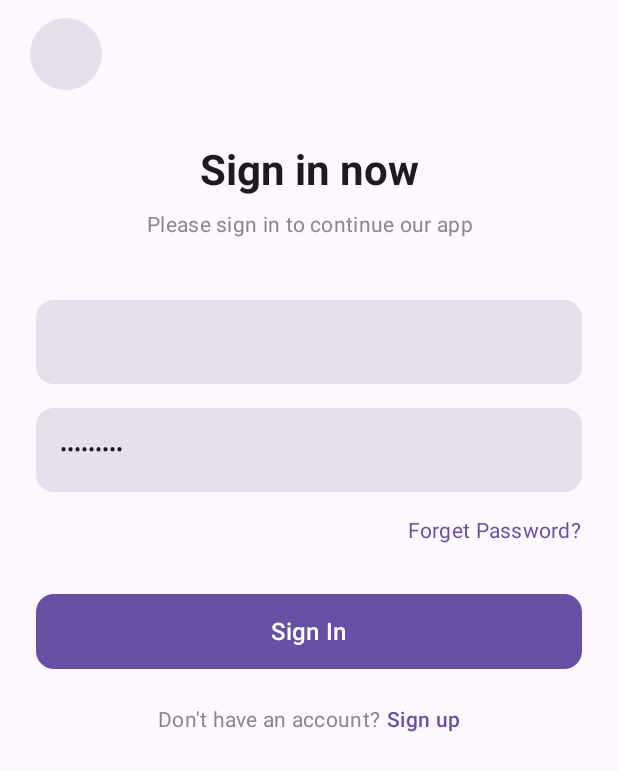
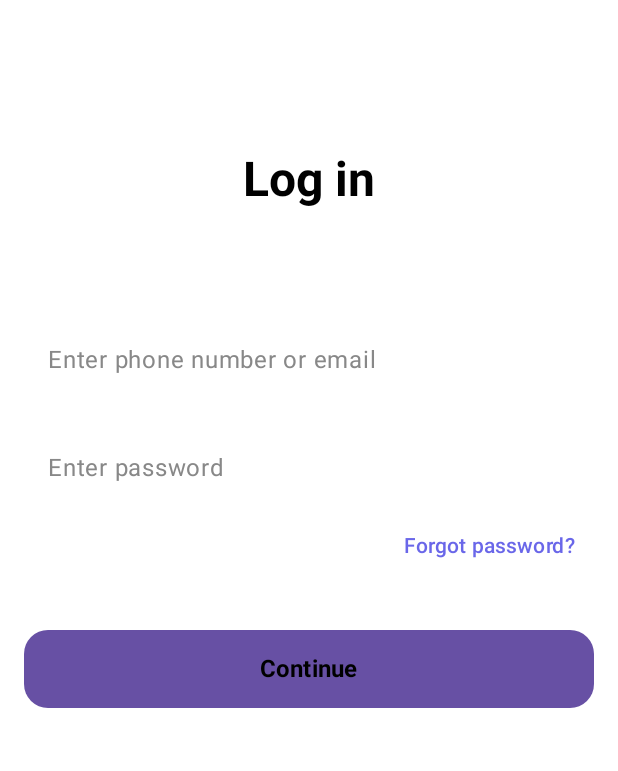
Before and after one commit to PrincePratap/Plan_Go, an Android app built with Jetpack Compose: the @Preview function LoginScreenPreview, on a phone screen of 412 x 824 dp. Shown: the top 771 px of the screen. Run offline under Robolectric (Android 15) with nearby library versions, the phone set to English and light mode, and no system bars; 2 statements that could not run were skipped.

```diff
--- a/androidApp/src/main/java/com/cody/plango/android/MainActivity.kt
+++ b/androidApp/src/main/java/com/cody/plango/android/MainActivity.kt
@@ -1,6 +1,7 @@
 package com.cody.plango.android
 
 import android.os.Bundle
+import android.view.Surface
 import androidx.activity.ComponentActivity
 import androidx.activity.compose.setContent
 import androidx.compose.foundation.layout.fillMaxSize
--- /dev/null
+++ b/androidApp/src/main/java/com/cody/plango/android/common/components/InputFieldCustom.kt
@@ -0,0 +1,48 @@
+package com.cody.plango.android.common.components
+
+import androidx.compose.foundation.layout.fillMaxWidth
+import androidx.compose.foundation.shape.RoundedCornerShape
+import androidx.compose.material3.Text
+import androidx.compose.material3.TextField
+import androidx.compose.material3.TextFieldDefaults
+import androidx.compose.runtime.Composable
+import androidx.compose.ui.Modifier
+import androidx.compose.ui.graphics.Color
+import androidx.compose.ui.tooling.preview.Preview
+import androidx.compose.ui.unit.dp
+import com.cody.plango.android.common.components.theming.VeryLightBlue
+
+
+@Composable
+fun InputFieldCustom(
+    value: String,
+    onValueChange: (String) -> Unit,
+    placeholderText: String,
+    modifier: Modifier = Modifier,
+    isSingleLine: Boolean = true
+) {
+    TextField(
+        value = value,
+        onValueChange = onValueChange,
+        placeholder = { Text(placeholderText, color = Color.Gray) },
+        modifier = modifier.fillMaxWidth(),
+        shape = RoundedCornerShape(16.dp),
+        colors = TextFieldDefaults.colors(
+            focusedIndicatorColor = Color.Transparent,
+            unfocusedIndicatorColor = Color.Transparent,
+            cursorColor = VeryLightBlue,
+            focusedContainerColor = Color(0xFFF3F4F6),
+            unfocusedContainerColor = Color.White
+        ),
+        singleLine = isSingleLine
+    )
+}
+@Preview(showBackground = true)
+@Composable
+fun InputFieldCustomPreview() {
+    InputFieldCustom(
+        value = "",
+        onValueChange = {},
+        placeholderText = "Enter text here"
+    )
+}
--- a/androidApp/src/main/java/com/cody/plango/android/screens/auth/Login/LoginScreen.kt
+++ b/androidApp/src/main/java/com/cody/plango/android/screens/auth/Login/LoginScreen.kt
@@ -3,6 +3,7 @@ package com.cody.plango.android.screens.auth.Login
 
 
 import android.content.res.Configuration
+import androidx.compose.foundation.Image
 import androidx.compose.foundation.background
 import androidx.compose.foundation.clickable
 import androidx.compose.foundation.layout.*
@@ -11,11 +12,14 @@ import androidx.compose.foundation.shape.RoundedCornerShape
 import androidx.compose.foundation.text.KeyboardOptions
 
 import androidx.compose.material3.*
+import androidx.compose.material3.R
 import androidx.compose.runtime.*
 import androidx.compose.ui.Alignment
 import androidx.compose.ui.Modifier
 import androidx.compose.ui.draw.clip
 import androidx.compose.ui.graphics.Color
+import androidx.compose.ui.layout.ContentScale
+import androidx.compose.ui.res.painterResource
 import androidx.compose.ui.text.font.FontWeight
 import androidx.compose.ui.text.input.KeyboardType
 import androidx.compose.ui.text.input.PasswordVisualTransformation
@@ -24,199 +28,131 @@ import androidx.compose.ui.text.style.TextAlign
 import androidx.compose.ui.tooling.preview.Preview
 import androidx.compose.ui.unit.dp
 import androidx.compose.ui.unit.sp
-
-
-
+import com.cody.plango.android.common.components.InputFieldCustom
+import com.cody.plango.android.common.components.theming.OceanBlue
 
 
 @Composable
 fun LoginScreen(
-    modifier: Modifier = Modifier,
-    uiState: LoginUiState,
-    onEmailChange: (String) -> Unit,
-    onPasswordChange: (String) -> Unit,
-    onNavigateToHome: () -> Unit,
-    onSignInClick: () -> Unit,
-    onNavigateToSignup: () -> Unit
+    clickOnContinue: () -> Unit = {},
+    clickOnForgetPassword: () -> Unit = {},
+    navigateToSignUp: () -> Unit = {}
 ) {
-    var email by remember { mutableStateOf("") }
-    var password by remember { mutableStateOf("*********") } // Pre-filled for preview like image
-    var passwordVisible by remember { mutableStateOf(false) }
+    var phoneOrEmail by remember { mutableStateOf("") }
+    var password by remember { mutableStateOf("") }
 
-    Scaffold(
-        containerColor = MaterialTheme.colorScheme.background // Use theme background color
-    ) { paddingValues ->
+
+    Surface(
+        color = Color.White,
+        modifier = Modifier
+            .fillMaxSize()
+            .background(Color.White),
+    ) {
         Column(
             modifier = Modifier
                 .fillMaxSize()
-                .padding(paddingValues) // Apply padding from Scaffold
-                .padding(horizontal = 24.dp), // Add horizontal padding for content
+                .padding(horizontal = 16.dp),
+            horizontalAlignment = Alignment.CenterHorizontally
+        ) {
+            Spacer(modifier = Modifier.height(100.dp))
+
+            Column(
                 horizontalAlignment = Alignment.CenterHorizontally
             ) {
 
-            // Top Bar Section (Back Button)
-            Box(
-                modifier = Modifier
-                    .fillMaxWidth()
-                    .padding(top = 16.dp) // Adjust padding as needed
-            ) {
-                IconButton(
-                    onClick = { /* Handle back navigation */ },
-                    modifier = Modifier
-                        .align(Alignment.CenterStart)
-                        .size(40.dp) // Adjust size
-                        .clip(CircleShape) // Make it circular
-                        .background(MaterialTheme.colorScheme.surfaceVariant) // Light grey background
-                ) {
-//                    Icon(
-//                        imageVector = Icons.AutoMirrored.Filled.ArrowBack,
-//                        contentDescription = "Back",
-//                        tint = MaterialTheme.colorScheme.onSurfaceVariant // Adjust tint if needed
-//                    )
-                }
-            }
 
-            Spacer(modifier = Modifier.height(40.dp)) // Space between back button area and title
-
-            // Title
                 Text(
-                text = "Sign in now",
-                style = MaterialTheme.typography.headlineMedium.copy(fontWeight = FontWeight.Bold),
-                textAlign = TextAlign.Center,
-                modifier = Modifier.fillMaxWidth()
+                    text = "Log in",
+                    style = MaterialTheme.typography.headlineLarge.copy(
+                        fontWeight = FontWeight.Bold,
+                        color = Color.Black
+                    )
                 )
 
                 Spacer(modifier = Modifier.height(8.dp))
 
-            // Subtitle
-            Text(
-                text = "Please sign in to continue our app",
-                style = MaterialTheme.typography.bodyMedium,
-                color = Color.Gray, // Subdued color
-                textAlign = TextAlign.Center,
-                modifier = Modifier.fillMaxWidth()
-            )
+//                Text(
+//                    text = "Create an account to continue",
+//                    style = MaterialTheme.typography.bodyMedium.copy(color = Color.Gray)
+//                )
 
-            Spacer(modifier = Modifier.height(40.dp)) // Space before input fields
-
-            // Email Input Field (Looks like filled style)
-            TextField(
-                value = email,
-                onValueChange = { email = it },
-                // placeholder = { Text("Email or username") }, // Optional: Add placeholder
-                modifier = Modifier.fillMaxWidth(),
-                shape = RoundedCornerShape(12.dp), // Rounded corners
-                colors = TextFieldDefaults.colors( // Customize colors for filled look
-                    focusedContainerColor = MaterialTheme.colorScheme.surfaceVariant,
-                    unfocusedContainerColor = MaterialTheme.colorScheme.surfaceVariant,
-                    disabledContainerColor = MaterialTheme.colorScheme.surfaceVariant,
-                    focusedIndicatorColor = Color.Transparent, // Hide indicator line
-                    unfocusedIndicatorColor = Color.Transparent,
-                    disabledIndicatorColor = Color.Transparent
-                ),
-                singleLine = true,
-                keyboardOptions = KeyboardOptions(keyboardType = KeyboardType.Email)
-            )
+                Spacer(modifier = Modifier.height(48.dp))
 
                 Spacer(modifier = Modifier.height(16.dp))
 
-            // Password Input Field (Looks like filled style)
-            TextField(
+
+                // Phone number input field
+                InputFieldCustom(
+                    value = phoneOrEmail,
+                    onValueChange = { phoneOrEmail = it },
+                    placeholderText = "Enter phone number or email"
+                )
+                Spacer(modifier = Modifier.height(16.dp))
+                InputFieldCustom(
                     value = password,
                     onValueChange = { password = it },
-                modifier = Modifier.fillMaxWidth(),
-                shape = RoundedCornerShape(12.dp), // Rounded corners
-                colors = TextFieldDefaults.colors( // Customize colors for filled look
-                    focusedContainerColor = MaterialTheme.colorScheme.surfaceVariant,
-                    unfocusedContainerColor = MaterialTheme.colorScheme.surfaceVariant,
-                    disabledContainerColor = MaterialTheme.colorScheme.surfaceVariant,
-                    focusedIndicatorColor = Color.Transparent, // Hide indicator line
-                    unfocusedIndicatorColor = Color.Transparent,
-                    disabledIndicatorColor = Color.Transparent
-                ),
-                visualTransformation = if (passwordVisible) VisualTransformation.None else PasswordVisualTransformation(),
-                keyboardOptions = KeyboardOptions(keyboardType = KeyboardType.Password),
-//                trailingIcon = {
-//                    val image = if (passwordVisible)
-//                        Icons.Filled.Visibility
-//                    else Icons.Filled.VisibilityOff
-//                    // Provide a description for accessibility
-//                    val description = if (passwordVisible) "Hide password" else "Show password"
-//
-//                    IconButton(onClick = { passwordVisible = !passwordVisible }) {
-//                        Icon(imageVector = image, description, tint = MaterialTheme.colorScheme.onSurfaceVariant)
-//                    }
-//                },
-                singleLine = true
+                    placeholderText = "Enter password"
                 )
+                TextButton(
+                    onClick = {
+                        clickOnForgetPassword()
+                    },
+                    modifier = Modifier.align(Alignment.End)
+                ) {
+                    Text(
+                        text = "Forgot password?",
+                        color = Color(0xFF6A67E9),
+                        fontSize = 14.sp,
+                        fontWeight = FontWeight.Medium
+                    )
+                }
+
+
 
                 Spacer(modifier = Modifier.height(16.dp))
 
-            // Forget Password Link
-            Text(
-                text = "Forget Password?",
-                color = MaterialTheme.colorScheme.primary, // Use primary color for link
-                style = MaterialTheme.typography.bodyMedium,
-                modifier = Modifier
-                    .align(Alignment.End) // Align to the right
-                    .clickable { /* Handle Forgot Password */ }
-            )
 
-            Spacer(modifier = Modifier.height(32.dp)) // Space before Sign In button
 
-            // Sign In Button
+                Spacer(modifier = Modifier.height(16.dp))
+
+// Continue Button
                 Button(
-                onClick = { /* Handle Sign In */ },
+                    onClick = { clickOnContinue() },
                     modifier = Modifier
                         .fillMaxWidth()
-                    .height(50.dp), // Standard button height
-                shape = RoundedCornerShape(12.dp), // Rounded corners for button
-                colors = ButtonDefaults.buttonColors(
-                    containerColor = MaterialTheme.colorScheme.primary, // Blue button
-                    contentColor = MaterialTheme.colorScheme.onPrimary // White text
+                        .height(52.dp),
+                    shape = RoundedCornerShape(16.dp),
+                    colors = ButtonDefaults.buttonColors(containerColor = OceanBlue)
+                ) {
+                    Text(
+                        "Continue",
+                        color = Color.Black,
+                        fontSize = 16.sp,
+                        fontWeight = FontWeight.Bold
                     )
-            ) {
-                Text("Sign In", fontSize = 16.sp, fontWeight = FontWeight.Medium)
                 }
 
-            Spacer(modifier = Modifier.height(24.dp)) // Space before Sign Up prompt
+                Spacer(modifier = Modifier.height(8.dp))
 
-            // Sign Up Prompt
-            Row(
-                modifier = Modifier.fillMaxWidth(),
-                horizontalArrangement = Arrangement.Center,
-                verticalAlignment = Alignment.CenterVertically
-            ) {
-                Text(
-                    text = "Don't have an account? ",
-                    style = MaterialTheme.typography.bodyMedium,
-                    color = Color.Gray
-                )
-                Text(
-                    text = "Sign up",
-                    color = MaterialTheme.colorScheme.primary, // Blue link color
-                    style = MaterialTheme.typography.bodyMedium.copy(fontWeight = FontWeight.Medium),
-                    modifier = Modifier.clickable(onClick = onNavigateToSignup)
-                )
+//                SignUpPrompt(Color.Black, navigate = {navigateToSignUp() })
+
+
             }
-            Spacer(modifier = Modifier.weight(1f)) // Push content up if screen is tall
 
+            Spacer(modifier = Modifier.weight(1f))
+
+//            LegalText()
+
+            Spacer(modifier = Modifier.height(32.dp))
         }
     }
 }
 
-@Preview(showBackground = true)
+
+@Preview(showBackground = true, widthDp = 375, heightDp = 812)
 @Composable
 fun LoginScreenPreview() {
-    LoginScreen(
-        uiState = LoginUiState(
-            email = "john@example.com",
-            password = "password123"
-        ),
-        onEmailChange = {},
-        onPasswordChange = {},
-        onNavigateToHome = {},
-        onSignInClick = {},
-        onNavigateToSignup = {}
-    )
+    MaterialTheme {
+        LoginScreen(clickOnContinue = {})
     }
+}
--- /dev/null
+++ b/androidApp/src/main/java/com/cody/plango/android/screens/home/Home.kt
@@ -0,0 +1,11 @@
+package com.cody.plango.android.screens.home
+
+import androidx.compose.runtime.Composable
+import com.ramcosta.composedestinations.annotation.Destination
+import com.ramcosta.composedestinations.navigation.DestinationsNavigator
+
+@Composable
+@Destination
+fun  Home ( navigator: DestinationsNavigator ) {
+    HomeScreen()
+}
--- a/androidApp/src/main/java/com/cody/plango/android/screens/home/HomeScreen.kt
+++ b/androidApp/src/main/java/com/cody/plango/android/screens/home/HomeScreen.kt
@@ -77,7 +77,7 @@ val sampleDestinations = listOf(
 
 
 @Composable
-fun HomeScreen(userName: String, destinations: List<Destination>) {
+fun HomeScreen(userName: String = "Cody", destinations: List<Destination> = sampleDestinations) {
     Scaffold(
         bottomBar = {
 
--- /dev/null
+++ b/androidApp/src/main/java/com/cody/plango/android/screens/home/HomeViewModel.kt
@@ -0,0 +1,9 @@
+package com.cody.plango.android.screens.home
+
+import androidx.compose.runtime.Composable
+import com.ramcosta.composedestinations.annotation.Destination
+
+@Destination
+@Composable
+fun  HomeViewModel() {
+}
--- a/androidApp/src/main/java/com/cody/plango/android/screens/main/Main.kt
+++ b/androidApp/src/main/java/com/cody/plango/android/screens/main/Main.kt
@@ -5,7 +5,7 @@ import com.ramcosta.composedestinations.annotation.Destination
 import com.ramcosta.composedestinations.navigation.DestinationsNavigator
 import org.koin.androidx.compose.koinViewModel
 
-@Destination
+@Destination()
 @Composable
 fun Main( navigator: DestinationsNavigator){
     val viewModel: MainViewModel = koinViewModel()
--- /dev/null
+++ b/androidApp/src/main/java/com/cody/plango/android/screens/splash/Splash.kt
@@ -0,0 +1,11 @@
+package com.cody.plango.android.screens.splash
+
+import androidx.compose.runtime.Composable
+import com.ramcosta.composedestinations.annotation.Destination
+
+@Destination
+
+@Composable
+fun  Splash() {
+    SplashScreen()
+}
--- /dev/null
+++ b/androidApp/src/main/java/com/cody/plango/android/screens/splash/SplashScreen.kt
@@ -0,0 +1,42 @@
+package com.cody.plango.android.screens.splash
+
+import androidx.compose.foundation.layout.Box
+import androidx.compose.foundation.layout.fillMaxSize
+import androidx.compose.material3.MaterialTheme
+import androidx.compose.material3.Surface
+import androidx.compose.material3.Text
+import androidx.compose.material3.lightColorScheme
+import androidx.compose.runtime.Composable
+import androidx.compose.ui.Alignment
+import androidx.compose.ui.Modifier
+import androidx.compose.ui.graphics.Color
+import androidx.compose.ui.text.font.FontWeight
+import androidx.compose.ui.tooling.preview.Preview
+import com.cody.plango.android.common.components.theming.OceanBlue
+
+@Composable
+fun SplashScreen() {
+
+    Surface(
+        modifier = Modifier.fillMaxSize(),
+        color = OceanBlue
+    ) {
+        Box(contentAlignment = Alignment.Center) {
+            Text(
+                text = "Plan Go",
+                style = MaterialTheme.typography.headlineLarge.copy(
+                    fontWeight = FontWeight.Bold,
+                    color = Color.White
+                )
+            )
+        }
+    }
+}
+
+@Preview(showBackground = true)
+@Composable
+fun SplashScreenPreview() {
+    MaterialTheme(colorScheme = lightColorScheme()) {
+        SplashScreen()
+    }
+}
```
Lines whose indentation alone changed are shown as unchanged.
